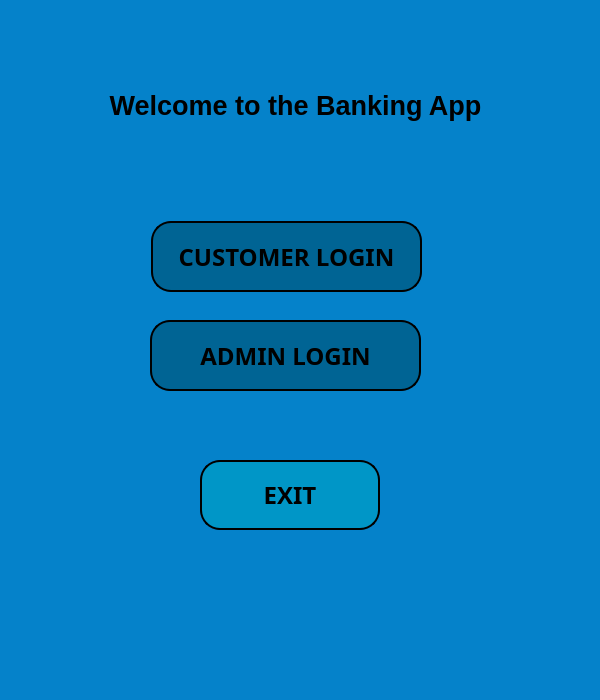
Qt form main_window.ui (melikkekaya/BankingApp_SQL) before a commit.
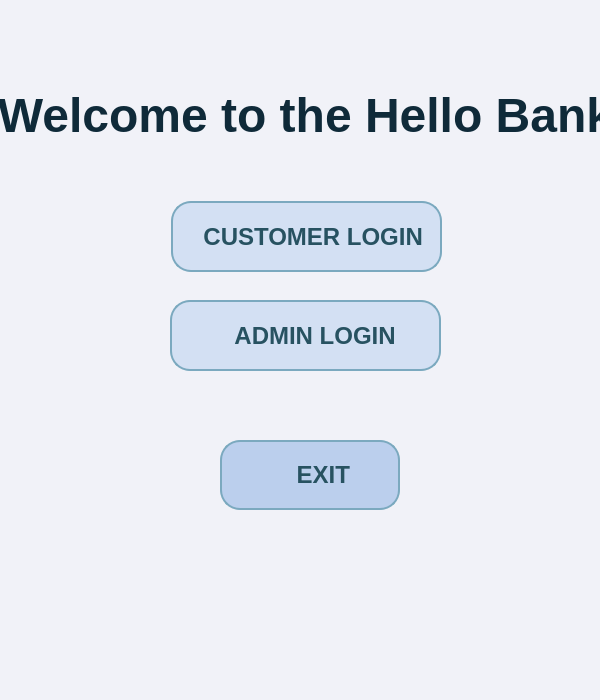
The same form after that commit. Icons and pictures are not drawn.

Patch:
```diff
--- a/main_window.ui
+++ b/main_window.ui
@@ -26,28 +26,32 @@
    <string>MainWindow</string>
   </property>
   <property name="styleSheet">
-   <string notr="true">background-color: rgb(5, 130, 202);</string>
+   <string notr="true">
+background-color: rgb(241, 242, 248);</string>
   </property>
   <widget class="QWidget" name="centralwidget">
    <widget class="QLabel" name="openwdw_lbl_welcome">
     <property name="geometry">
      <rect>
-      <x>-10</x>
-      <y>50</y>
+      <x>0</x>
+      <y>60</y>
       <width>611</width>
       <height>111</height>
      </rect>
     </property>
     <property name="font">
      <font>
-      <family>MS Shell Dlg 2</family>
-      <pointsize>20</pointsize>
+      <family>Arial</family>
+      <pointsize>36</pointsize>
       <weight>75</weight>
       <bold>true</bold>
      </font>
     </property>
+    <property name="styleSheet">
+     <string notr="true">color: rgb(15, 42, 57);</string>
+    </property>
     <property name="text">
-     <string>Welcome to the Banking App</string>
+     <string>Welcome to the Hello Bank</string>
     </property>
     <property name="alignment">
      <set>Qt::AlignCenter</set>
@@ -56,8 +60,8 @@
    <widget class="QPushButton" name="openwdw_btn_CSLogin">
     <property name="geometry">
      <rect>
-      <x>151</x>
-      <y>221</y>
+      <x>171</x>
+      <y>201</y>
       <width>271</width>
       <height>71</height>
      </rect>
@@ -76,7 +80,7 @@
     </property>
     <property name="font">
      <font>
-      <family>Bahnschrift SemiBold SemiConden</family>
+      <family>Arial</family>
       <pointsize>18</pointsize>
       <weight>75</weight>
       <bold>true</bold>
@@ -84,26 +88,36 @@
     </property>
     <property name="styleSheet">
      <string notr="true">QPushButton{
-	background-color: rgb(0, 100, 148);
-
-border:2px solid rgb(0, 150, 199);
-border-radius:20px;
-border-color:black;
+color: rgb(39, 82, 97);
+background-color: rgb(211, 224, 243);
+border:2px solid rgb(123, 169, 191);
+border-radius:20px
 }
+
 QPushButton:hover {
      background-color: rgb(202, 240, 248);
      border:2px solid rgb(0, 150, 199);
 }</string>
     </property>
     <property name="text">
-     <string>CUSTOMER LOGIN</string>
+     <string>  CUSTOMER LOGIN</string>
+    </property>
+    <property name="icon">
+     <iconset>
+      <normaloff>icons/login.png</normaloff>icons/login.png</iconset>
+    </property>
+    <property name="iconSize">
+     <size>
+      <width>50</width>
+      <height>50</height>
+     </size>
     </property>
    </widget>
    <widget class="QPushButton" name="openwdw_btn_ADLogin">
     <property name="geometry">
      <rect>
-      <x>150</x>
-      <y>320</y>
+      <x>170</x>
+      <y>300</y>
       <width>271</width>
       <height>71</height>
      </rect>
@@ -122,7 +136,7 @@
     </property>
     <property name="font">
      <font>
-      <family>Bahnschrift SemiBold</family>
+      <family>Arial</family>
       <pointsize>18</pointsize>
       <weight>75</weight>
       <bold>true</bold>
@@ -130,26 +144,36 @@
     </property>
     <property name="styleSheet">
      <string notr="true">QPushButton{
-background-color: rgb(0, 100, 148);
-border:2px solid rgb(0, 150, 199);
-border-radius:20px;
-border-color:black;
+color: rgb(39, 82, 97);
+background-color: rgb(211, 224, 243);
+border:2px solid rgb(123, 169, 191);
+border-radius:20px
 }
+
 QPushButton:hover {
-     background-color: rgb(202, 240, 248);
-     border:2px solid rgb(0, 150, 199);
-}
-</string>
+     background-color: rgb(225, 229, 241);
+     border:2px solid rgb(196, 218, 245);
+}</string>
     </property>
     <property name="text">
-     <string>ADMIN LOGIN</string>
+     <string>   ADMIN LOGIN</string>
+    </property>
+    <property name="icon">
+     <iconset>
+      <normaloff>icons/admin.png</normaloff>icons/admin.png</iconset>
+    </property>
+    <property name="iconSize">
+     <size>
+      <width>50</width>
+      <height>50</height>
+     </size>
     </property>
    </widget>
    <widget class="QPushButton" name="openwdw_btn_exit">
     <property name="geometry">
      <rect>
-      <x>200</x>
-      <y>460</y>
+      <x>220</x>
+      <y>440</y>
       <width>180</width>
       <height>70</height>
      </rect>
@@ -168,31 +192,37 @@
     </property>
     <property name="font">
      <font>
-      <family>Bahnschrift SemiBold</family>
+      <family>Arial</family>
       <pointsize>18</pointsize>
       <weight>75</weight>
       <bold>true</bold>
      </font>
     </property>
     <property name="styleSheet">
-     <string notr="true">QPushButton {
-background-color: rgb(0, 150, 199);
-   border-color: rgb(66, 167, 255);
-   border-bottom-color: rgb(255, 255, 255);
-   border:2px solid rgb(202, 240, 248);
-   border-radius:20px;
-   border-color: black;
+     <string notr="true">QPushButton{
+color: rgb(39, 82, 97);
+background-color: rgb(187, 207, 237);
+border:2px solid rgb(123, 169, 191);
+border-radius:20px
 }
 
 QPushButton:hover {
-     background-color: rgb(202, 240, 248);
-     border:2px solid rgb(202, 240, 248);
-}
-    
-   </string>
+     background-color: rgb(225, 229, 241);
+     border:2px solid rgb(196, 218, 245);
+}</string>
     </property>
     <property name="text">
-     <string>EXIT</string>
+     <string>    EXIT</string>
+    </property>
+    <property name="icon">
+     <iconset>
+      <normaloff>icons/log-out.png</normaloff>icons/log-out.png</iconset>
+    </property>
+    <property name="iconSize">
+     <size>
+      <width>50</width>
+      <height>50</height>
+     </size>
     </property>
    </widget>
   </widget>
```
Left out of the diff: 10 changed lines with no effect on the pictures.
